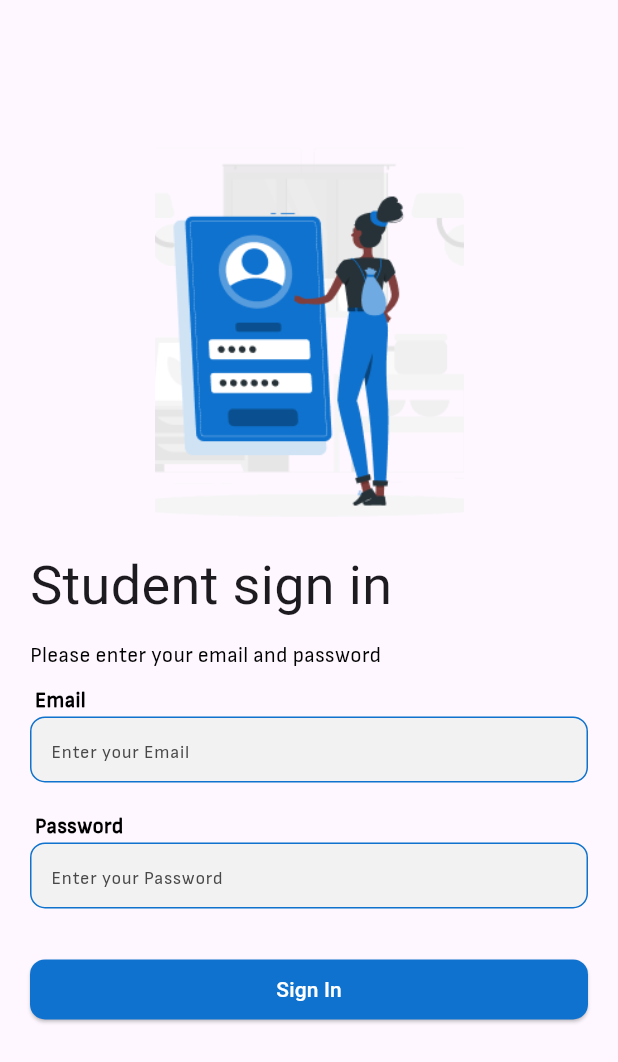
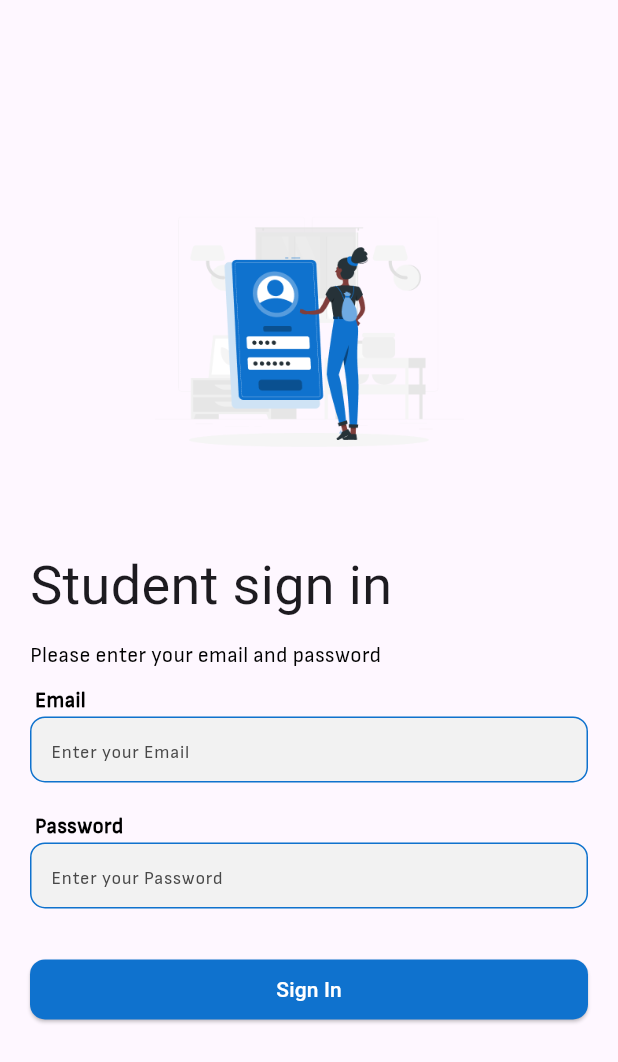
Before and after one commit to allaharakha786/lms_portal, a Flutter app: the screen it shows after launch, after a tap on "Continue as student", on a phone screen of 412 x 824 dp. Shown: the top 1062 px of the screen. Run offline on Flutter 3.47's test engine with Material 3 defaults, Android fonts, the phone set to English and light mode, and no system bars; our stand-ins replace flutter_screenutil, get; Roboto replaces fonts that are missing (bold).

Commit message:
auth changes done

```diff
--- a/lib/view/screens/authScreen/login_screen.dart
+++ b/lib/view/screens/authScreen/login_screen.dart
@@ -40,7 +40,7 @@ class _LoginScreenState extends State<LoginScreen> {
                       height: mediaQuerySize.height * 0.3.h,
                       width: mediaQuerySize.width * 0.5.w,
                       decoration: BoxDecoration(
-                        image: DecorationImage(fit: BoxFit.cover, image: AssetImage('assets/pngs/rafiki.png')),
+                        image: DecorationImage(fit: BoxFit.contain, image: AssetImage('assets/pngs/rafiki.png')),
                       ),
                     ),
                   ),
--- a/lib/view/screens/authScreen/signup_screen.dart
+++ b/lib/view/screens/authScreen/signup_screen.dart
@@ -97,7 +97,7 @@ class _SignupScreenState extends State<SignupScreen> {
                           if (value!.isEmpty) {
                             return 'Please fill this field';
                           }
-                          if (value.isValidEmail()) {
+                          if (!value.isValidEmail()) {
                             return 'Please enter correct email';
                           }
                           return null;
@@ -122,7 +122,7 @@ class _SignupScreenState extends State<SignupScreen> {
                           if (value!.isEmpty) {
                             return 'Please fill this field';
                           }
-                          if (value.isMinLength()) {
+                          if (!value.isMinLength()) {
                             return 'Please Enter minimum 6 characters';
                           }
                           return null;
```
